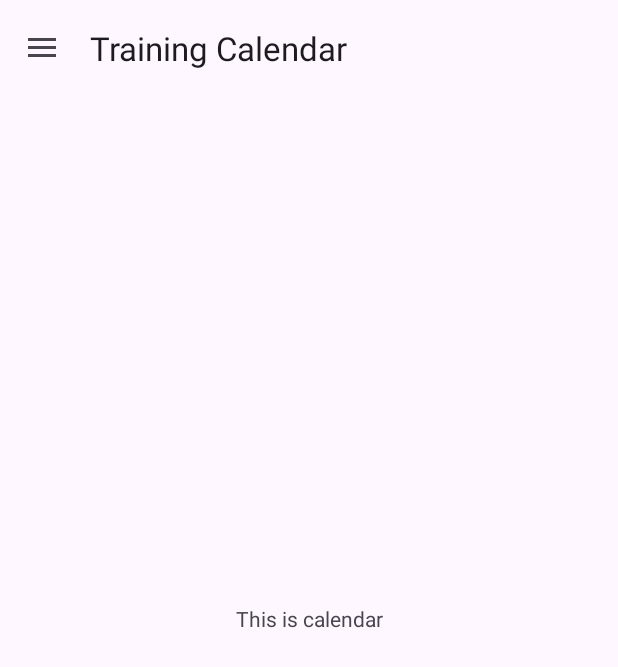
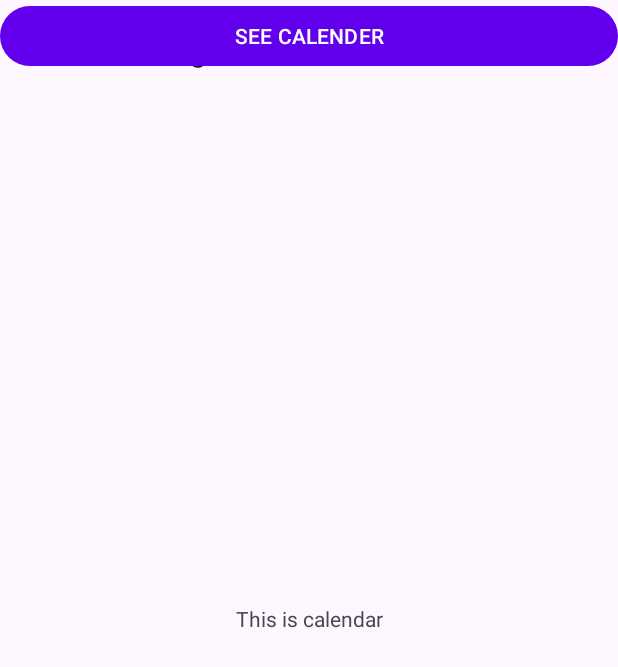
Before and after one commit to LiquidSayuki/FIT5046_Team_Assignment, an Android app: the CalendarFragment screen opened through its navigation route, in the side drawer, after a tap on "Homepage", on a phone screen of 412 x 824 dp. Shown: the top 667 px of the screen. Run offline under Robolectric (Android 15) with nearby library versions, the phone set to English and light mode, and no system bars; our stand-ins replace Firebase (no records; nobody signed in at launch, a user with empty details on screens opened directly), Picasso, navigation-ui; pictures from the network do not load.

Commit message:
CalendarFragment and training

```diff
--- a/app/src/main/java/com/teamliquid/volksfitness/fragment/CalendarFragment.java
+++ b/app/src/main/java/com/teamliquid/volksfitness/fragment/CalendarFragment.java
@@ -1,5 +1,6 @@
 package com.teamliquid.volksfitness.fragment;
 
+import android.content.Intent;
 import android.os.Bundle;
 import android.view.LayoutInflater;
 import android.view.View;
@@ -9,12 +10,17 @@ import androidx.annotation.NonNull;
 import androidx.annotation.Nullable;
 import androidx.fragment.app.Fragment;
 
+import com.teamliquid.volksfitness.R;
 import com.teamliquid.volksfitness.databinding.FragmentCalendarBinding;
+
+import java.util.Calendar;
 
 public class CalendarFragment extends Fragment {
     private FragmentCalendarBinding binding;
 
-    public CalendarFragment (){}
+    public CalendarFragment (){
+
+    }
 
     @Nullable
     @Override
@@ -22,6 +28,17 @@ public class CalendarFragment extends Fragment {
         binding  = FragmentCalendarBinding.inflate(inflater,container,false);
         View view = binding.getRoot();
 
+        binding.calenderButton.setOnClickListener( v ->{
+            Calendar cal = Calendar.getInstance();
+            Intent intent = new Intent(Intent.ACTION_EDIT);
+            intent.setType("vnd.android.cursor.item/event");
+            intent.putExtra("beginTime", cal.getTimeInMillis());
+            intent.putExtra("allDay", true);
+            intent.putExtra("rrule","FREQ=DAILY");
+            intent.putExtra("endTime",cal.getTimeInMillis() + 60*60*1000);
+            intent.putExtra("title","test-event");
+            startActivity(intent);
+        });
 
         return view;
     }
--- a/app/src/main/res/layout/fragment_calendar.xml
+++ b/app/src/main/res/layout/fragment_calendar.xml
@@ -1,6 +1,8 @@
 <?xml version="1.0" encoding="utf-8"?>
-<androidx.constraintlayout.widget.ConstraintLayout xmlns:android="http://schemas.android.com/apk/res/android"
+<androidx.constraintlayout.widget.ConstraintLayout
+    xmlns:android="http://schemas.android.com/apk/res/android"
     xmlns:app="http://schemas.android.com/apk/res-auto"
+    xmlns:tools="http://schemas.android.com/tools"
     android:layout_width="match_parent"
     android:layout_height="match_parent">
 
@@ -14,4 +16,12 @@
         app:layout_constraintStart_toStartOf="parent"
         app:layout_constraintTop_toTopOf="parent" />
 
+    <Button
+        android:id="@+id/calender_button"
+        android:layout_width="match_parent"
+        android:layout_height="wrap_content"
+        style="@style/Widget.Material3.Button"
+        android:text="SEE CALENDER"
+        tools:ignore="MissingConstraints" />
+
 </androidx.constraintlayout.widget.ConstraintLayout>
```
Also changed, not shown: app/src/main/res/layout/fragment_add_training.xml (added, +7 -0 lines), app/src/main/res/layout/fragment_training.xml (added, +31 -0 lines), app/src/main/res/layout/item_trainning_recycler_view.xml (added, +77 -0 lines).
